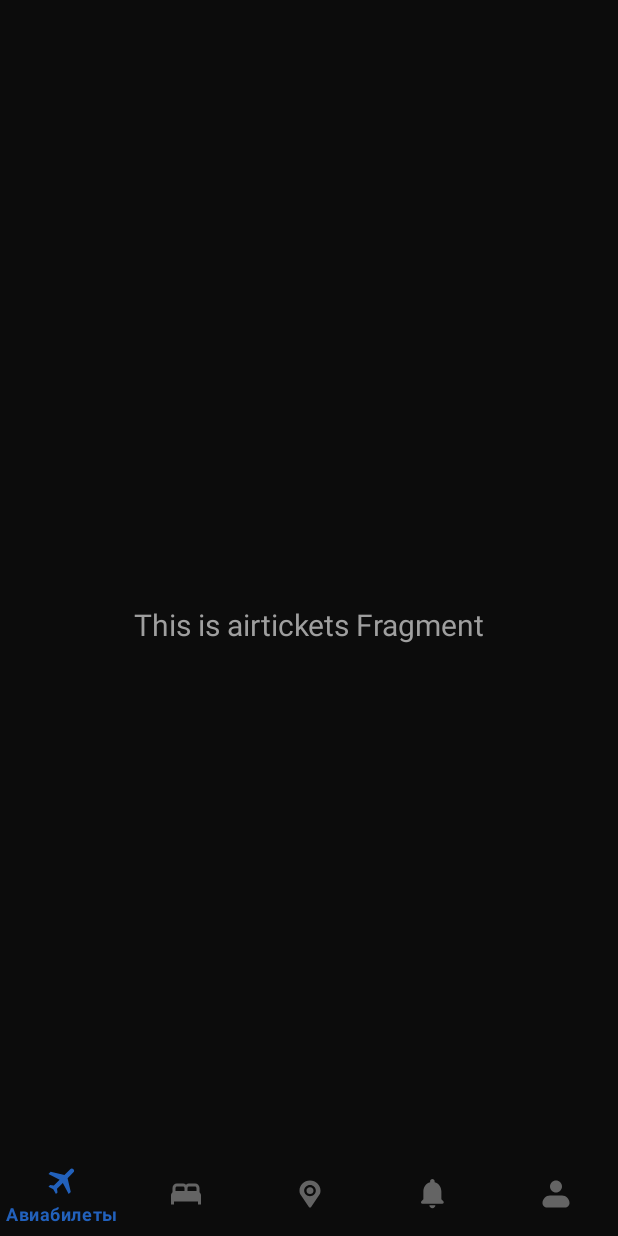
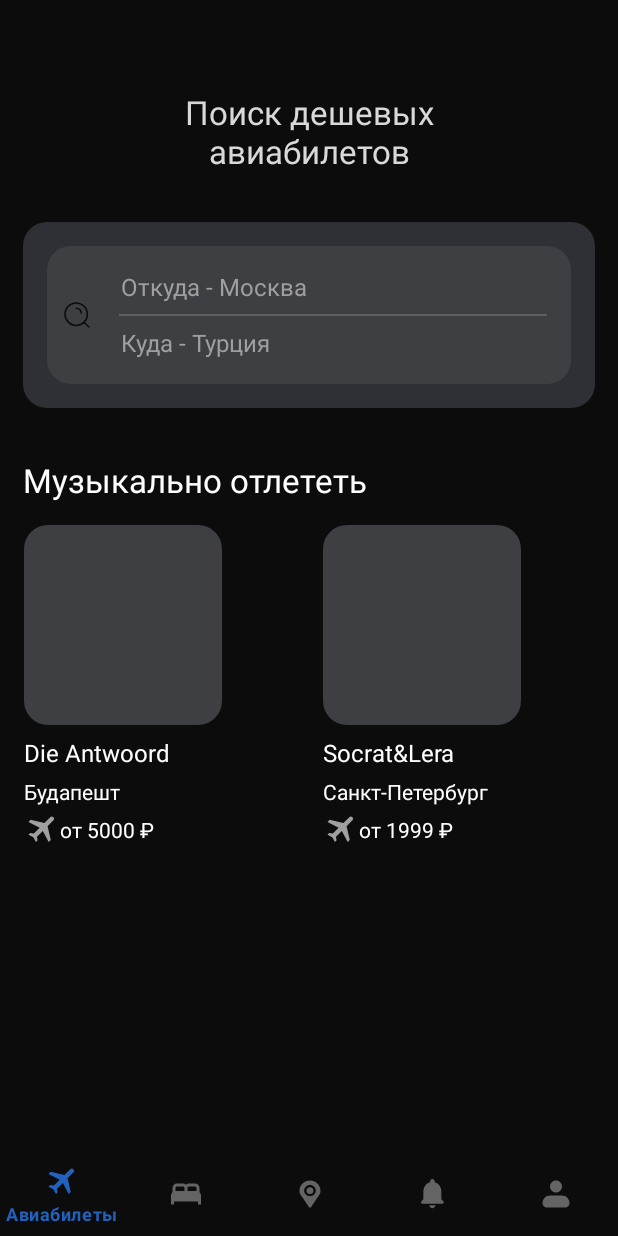
Before and after one commit to Lopatkin-spb/TestTask_TicketsSearch, an Android app: the screen it shows after launch (AppActivity), on a phone screen of 412 x 824 dp. Run offline under Robolectric (Android 15) with nearby library versions, the phone set to English and light mode, and no system bars; our stand-ins replace navigation-ui.

Commit message:
- drawn main screen, added ui offers list logic;

```diff
--- a/app/src/main/java/com/example/testtask_ticketssearch/ui/airtickets/AirticketsFragment.kt
+++ b/app/src/main/java/com/example/testtask_ticketssearch/ui/airtickets/AirticketsFragment.kt
@@ -4,39 +4,56 @@ import android.os.Bundle
 import android.view.LayoutInflater
 import android.view.View
 import android.view.ViewGroup
-import android.widget.TextView
 import androidx.fragment.app.Fragment
 import androidx.lifecycle.ViewModelProvider
+import androidx.recyclerview.widget.LinearLayoutManager
 import com.example.testtask_ticketssearch.databinding.FragmentAirticketsBinding
 
 class AirticketsFragment : Fragment() {
 
+    private lateinit var viewModel: AirticketsViewModel
     private var _binding: FragmentAirticketsBinding? = null
-
-    // This property is only valid between onCreateView and
-    // onDestroyView.
     private val binding get() = _binding!!
+    private val adapter by lazy { OfferAdapter() }
 
     override fun onCreateView(
         inflater: LayoutInflater,
         container: ViewGroup?,
         savedInstanceState: Bundle?
     ): View {
-        val viewModel =
-            ViewModelProvider(this).get(AirticketsViewModel::class.java)
+        viewModel = ViewModelProvider(this).get(AirticketsViewModel::class.java)
 
         _binding = FragmentAirticketsBinding.inflate(inflater, container, false)
         val root: View = binding.root
 
-        val textView: TextView = binding.textStub
-        viewModel.text.observe(viewLifecycleOwner) {
-            textView.text = it
-        }
+        setupList()
+
         return root
+    }
+
+    override fun onResume() {
+        super.onResume()
+        uiStateListener()
     }
 
     override fun onDestroyView() {
         super.onDestroyView()
         _binding = null
     }
+
+    private fun setupList() {
+        binding.recyclerOffers.layoutManager = LinearLayoutManager(
+            activity,
+            LinearLayoutManager.HORIZONTAL,
+            false
+        )
+        binding.recyclerOffers.adapter = adapter
+    }
+
+    private fun uiStateListener() {
+        viewModel.uiState.observe(viewLifecycleOwner) { uiState ->
+            adapter.setList(uiState.offers)
+        }
+    }
+
 }
--- /dev/null
+++ b/app/src/main/java/com/example/testtask_ticketssearch/ui/airtickets/AirticketsUiState.kt
@@ -0,0 +1,5 @@
+package com.example.testtask_ticketssearch.ui.airtickets
+
+data class AirticketsUiState(
+    val offers: List<OfferUi> = emptyList(),
+)
--- a/app/src/main/java/com/example/testtask_ticketssearch/ui/airtickets/AirticketsViewModel.kt
+++ b/app/src/main/java/com/example/testtask_ticketssearch/ui/airtickets/AirticketsViewModel.kt
@@ -6,8 +6,50 @@ import androidx.lifecycle.ViewModel
 
 class AirticketsViewModel : ViewModel() {
 
-    private val _text = MutableLiveData<String>().apply {
-        value = "This is airtickets Fragment"
+    private val _uiState = MutableLiveData(AirticketsUiState())
+    val uiState: LiveData<AirticketsUiState> = _uiState
+
+    init {
+        loadListOffers()
     }
-    val text: LiveData<String> = _text
+
+    fun loadListOffers() {
+        val newUiState = _uiState.value?.copy(
+            listOf(
+                OfferUi(1, "Die Antwoord", "Будапешт", "5000"),
+                OfferUi(2, "Socrat&Lera", "Санкт-Петербург", "1999"),
+                OfferUi(3, "Лампабикт", "Москва", "2430"),
+                OfferUi(3, "Lllllll", "Москва", "3453"),
+                OfferUi(3, "Лампабикт", "Москва", "5566"),
+                OfferUi(3, "Лампабикт", "Москва", "12"),
+                OfferUi(3, "Лампабикт", "Москва", "3"),
+                OfferUi(3, "Лампабикт", "Москва", "989"),
+            )
+        )
+        _uiState.value = newUiState
+    }
+
 }
+
+/**
+ *
+ * 5 - лента с предложениями. Просмотр ленты осуществляется посредством свайпа.
+ * Исходное положение ленты, как на макете. Данные берутся из ответа  сервера. См. JSON.
+ * Данные берутся из массива offers. Каждый отображаемый объект некликабелен.
+ * Объекты отображаются в том порядке, в котором приходят в json. Заголовок берется из поля title,
+ * название города - из поля town, цена - из поля price.value. Цена должна отображаться согласно макету
+ * - с указанными иконками, в цене должно быть разделение между разрядами через пробел.
+ * Изображение хардкодится по id объекта согласно таблице:
+ *
+ * https://run.mocky.io/v3/214a1713-bac0-4853-907c-a1dfc3cd05fd
+ * https://run.mocky.io/v3/214a1713-bac0-4853-907c-a1dfc3cd05fd
+ * возможно отсюда
+ *
+ *
+ * исходник
+ * https://drive.google.com/file/d/1o1nX3uFISrG1gR-jr_03Qlu4_KEZWhav/view?pli=1
+ *
+ *
+ * или из жсона
+ *
+ */
--- /dev/null
+++ b/app/src/main/java/com/example/testtask_ticketssearch/ui/airtickets/OfferAdapter.kt
@@ -0,0 +1,31 @@
+package com.example.testtask_ticketssearch.ui.airtickets
+
+import android.view.LayoutInflater
+import android.view.ViewGroup
+import androidx.recyclerview.widget.RecyclerView
+import com.example.testtask_ticketssearch.databinding.ItemOfferBinding
+
+class OfferAdapter : RecyclerView.Adapter<OfferItem>() {
+
+    private var currentList: List<OfferUi> = emptyList()
+
+    override fun onCreateViewHolder(parent: ViewGroup, viewType: Int): OfferItem {
+        val binding = ItemOfferBinding.inflate(LayoutInflater.from(parent.context), parent, false)
+        return OfferItem(binding)
+    }
+
+    override fun getItemCount(): Int {
+        return currentList.size
+    }
+
+    override fun onBindViewHolder(holder: OfferItem, position: Int) {
+        val itemData = currentList[position]
+        holder.setData(itemData)
+    }
+
+    fun setList(newList: List<OfferUi>) {
+        currentList = newList
+        notifyDataSetChanged()
+    }
+
+}
--- /dev/null
+++ b/app/src/main/java/com/example/testtask_ticketssearch/ui/airtickets/OfferItem.kt
@@ -0,0 +1,23 @@
+package com.example.testtask_ticketssearch.ui.airtickets
+
+import androidx.recyclerview.widget.RecyclerView
+import com.example.testtask_ticketssearch.databinding.ItemOfferBinding
+
+class OfferItem(private val binding: ItemOfferBinding) : RecyclerView.ViewHolder(binding.root) {
+
+    private var data: OfferUi? = null
+
+    fun setData(data: OfferUi) {
+        this.data = data
+        this.data?.let { updateItem() }
+    }
+
+    private fun updateItem() {
+        binding.textTitle.text = data?.title
+        binding.textTown.text = data?.town
+
+        val textWithPrice = "от ${data?.price} ₽"
+        binding.textPrice.text = textWithPrice
+    }
+
+}
--- /dev/null
+++ b/app/src/main/java/com/example/testtask_ticketssearch/ui/airtickets/OfferUi.kt
@@ -0,0 +1,8 @@
+package com.example.testtask_ticketssearch.ui.airtickets
+
+data class OfferUi(
+    val id: Long,
+    val title: String,
+    val town: String,
+    val price: String,
+)
--- /dev/null
+++ b/app/src/main/res/drawable/bg_search_holder_big.xml
@@ -0,0 +1,12 @@
+<?xml version="1.0" encoding="utf-8"?>
+<shape
+        xmlns:android="http://schemas.android.com/apk/res/android"
+        android:shape="rectangle">
+
+    <solid
+            android:color="@color/gray_3"/>
+
+    <corners
+            android:radius="16dp"/>
+
+</shape>
--- /dev/null
+++ b/app/src/main/res/drawable/bg_search_holder_small.xml
@@ -0,0 +1,12 @@
+<?xml version="1.0" encoding="utf-8"?>
+<shape
+        xmlns:android="http://schemas.android.com/apk/res/android"
+        android:shape="rectangle">
+
+    <solid
+            android:color="#3E3F43"/>
+
+    <corners
+            android:radius="16dp"/>
+
+</shape>
--- /dev/null
+++ b/app/src/main/res/drawable/bg_search_separator.xml
@@ -0,0 +1,9 @@
+<?xml version="1.0" encoding="utf-8"?>
+<shape
+        xmlns:android="http://schemas.android.com/apk/res/android"
+        android:shape="rectangle">
+
+    <solid
+            android:color="@color/gray_5"/>
+
+</shape>
--- /dev/null
+++ b/app/src/main/res/drawable/ic_search_24dp.xml
@@ -0,0 +1,15 @@
+<vector
+        xmlns:android="http://schemas.android.com/apk/res/android"
+        android:width="24dp"
+        android:height="24dp"
+        android:viewportWidth="24"
+        android:viewportHeight="24">
+
+    <path
+            android:strokeWidth="1"
+            android:pathData="M16.692,16.8L20,20M11.429,7.429C13.322,7.429 14.857,8.964 14.857,10.857M18.933,11.467C18.933,15.59 15.59,18.933 11.467,18.933C7.343,18.933 4,15.59 4,11.467C4,7.343 7.343,4 11.467,4C15.59,4 18.933,7.343 18.933,11.467Z"
+            android:fillColor="#00000000"
+            android:strokeColor="#DBDBDB"
+            android:strokeLineCap="round"/>
+
+</vector>
--- a/app/src/main/res/layout/fragment_airtickets.xml
+++ b/app/src/main/res/layout/fragment_airtickets.xml
@@ -8,17 +8,116 @@
         tools:context=".ui.airtickets.AirticketsFragment">
 
     <TextView
-            android:id="@+id/text_stub"
             android:layout_width="match_parent"
             android:layout_height="wrap_content"
-            android:layout_marginStart="8dp"
-            android:layout_marginTop="8dp"
-            android:layout_marginEnd="8dp"
+            android:layout_marginHorizontal="94dp"
+            android:layout_marginTop="60dp"
             android:textAlignment="center"
-            android:textSize="20sp"
+            android:textSize="22sp"
+            android:text="@string/title_search"
+            android:textColor="@color/gray_8"
             app:layout_constraintEnd_toEndOf="parent"
             app:layout_constraintStart_toStartOf="parent"
+            app:layout_constraintTop_toTopOf="parent"/>
+
+    <androidx.constraintlayout.widget.ConstraintLayout
+            android:layout_width="match_parent"
+            android:layout_height="wrap_content"
+            android:layout_marginTop="148dp"
+            android:layout_marginHorizontal="15dp"
+            android:background="@drawable/bg_search_holder_big"
             app:layout_constraintTop_toTopOf="parent"
-            app:layout_constraintBottom_toBottomOf="parent"/>
+            app:layout_constraintStart_toStartOf="parent"
+            app:layout_constraintEnd_toEndOf="parent">
+
+        <androidx.constraintlayout.widget.ConstraintLayout
+                android:layout_width="match_parent"
+                android:layout_height="wrap_content"
+                android:layout_margin="16dp"
+                android:background="@drawable/bg_search_holder_small"
+                app:layout_constraintTop_toTopOf="parent"
+                app:layout_constraintStart_toStartOf="parent"
+                app:layout_constraintEnd_toEndOf="parent"
+                app:layout_constraintBottom_toBottomOf="parent">
+
+            <ImageView
+                    android:layout_width="wrap_content"
+                    android:layout_height="wrap_content"
+                    android:layout_marginVertical="33dp"
+                    android:layout_marginHorizontal="8dp"
+                    android:background="@drawable/ic_search_24dp"
+                    android:backgroundTint="@color/black"
+                    app:layout_constraintTop_toTopOf="parent"
+                    app:layout_constraintStart_toStartOf="parent"
+                    app:layout_constraintBottom_toBottomOf="parent"/>
+
+            <ImageView
+                    android:id="@+id/image_search_separator"
+                    android:layout_width="match_parent"
+                    android:layout_height="1dp"
+                    android:layout_marginVertical="45dp"
+                    android:layout_marginStart="48dp"
+                    android:layout_marginEnd="16dp"
+                    android:background="@drawable/bg_search_separator"
+                    app:layout_constraintTop_toTopOf="parent"
+                    app:layout_constraintStart_toStartOf="parent"
+                    app:layout_constraintBottom_toBottomOf="parent"/>
+
+            <EditText
+                    android:id="@+id/action_place_departure"
+                    android:layout_width="0dp"
+                    android:layout_height="wrap_content"
+                    android:layout_marginTop="16dp"
+                    android:layout_marginStart="49dp"
+                    android:background="@android:color/transparent"
+                    android:hint="@string/action_place_departure"
+                    android:textColorHint="@color/text_hint"
+                    android:textSize="16sp"
+                    android:textColor="@color/white"
+                    app:layout_constraintTop_toTopOf="parent"
+                    app:layout_constraintStart_toStartOf="parent"
+                    app:layout_constraintEnd_toEndOf="@id/image_search_separator"/>
+
+            <EditText
+                    android:id="@+id/action_place_arrival"
+                    android:layout_width="0dp"
+                    android:layout_height="wrap_content"
+                    android:layout_marginTop="53dp"
+                    android:layout_marginStart="49dp"
+                    android:background="@android:color/transparent"
+                    android:hint="@string/action_place_arrival"
+                    android:textColorHint="@color/text_hint"
+                    android:textSize="16sp"
+                    android:textColor="@color/white"
+                    app:layout_constraintTop_toTopOf="parent"
+                    app:layout_constraintStart_toStartOf="parent"
+                    app:layout_constraintEnd_toEndOf="@id/image_search_separator"/>
+
+        </androidx.constraintlayout.widget.ConstraintLayout>
+
+    </androidx.constraintlayout.widget.ConstraintLayout>
+
+    <TextView
+            android:layout_width="match_parent"
+            android:layout_height="wrap_content"
+            android:layout_marginHorizontal="15dp"
+            android:layout_marginTop="305dp"
+            android:textSize="22sp"
+            android:text="@string/header_offers"
+            android:textColor="@color/white"
+            app:layout_constraintEnd_toEndOf="parent"
+            app:layout_constraintStart_toStartOf="parent"
+            app:layout_constraintTop_toTopOf="parent"/>
+
+    <androidx.recyclerview.widget.RecyclerView
+            android:id="@+id/recycler_offers"
+            android:layout_width="match_parent"
+            android:layout_height="213.16dp"
+            android:layout_marginTop="350dp"
+            android:layout_marginHorizontal="16dp"
+            app:layout_constraintTop_toTopOf="parent"
+            app:layout_constraintStart_toStartOf="parent"
+            app:layout_constraintEnd_toEndOf="parent"
+            tools:itemCount="5"/>
 
 </androidx.constraintlayout.widget.ConstraintLayout>
--- /dev/null
+++ b/app/src/main/res/layout/item_offer.xml
@@ -0,0 +1,65 @@
+<?xml version="1.0" encoding="utf-8"?>
+<androidx.constraintlayout.widget.ConstraintLayout
+        xmlns:android="http://schemas.android.com/apk/res/android"
+        xmlns:app="http://schemas.android.com/apk/res-auto"
+        xmlns:tools="http://schemas.android.com/tools"
+        android:layout_width="wrap_content"
+        android:layout_height="213.16dp">
+
+    <ImageView
+            android:id="@+id/image_photo"
+            android:layout_width="132dp"
+            android:layout_height="133.16dp"
+            android:layout_marginEnd="67dp"
+            android:background="@drawable/bg_search_holder_small"
+            app:layout_constraintTop_toTopOf="parent"
+            app:layout_constraintStart_toStartOf="parent"
+            app:layout_constraintEnd_toEndOf="parent"/>
+
+    <TextView
+            android:id="@+id/text_title"
+            android:layout_width="0dp"
+            android:layout_height="wrap_content"
+            android:layout_marginTop="7dp"
+            android:textColor="@color/white"
+            android:textSize="16sp"
+            app:layout_constraintTop_toBottomOf="@id/image_photo"
+            app:layout_constraintStart_toStartOf="@id/image_photo"
+            app:layout_constraintEnd_toEndOf="@id/image_photo"
+            tools:text="Die Antwoord"/>
+
+    <TextView
+            android:id="@+id/text_town"
+            android:layout_width="0dp"
+            android:layout_height="wrap_content"
+            android:layout_marginTop="5dp"
+            android:textColor="@color/white"
+            android:textSize="14sp"
+            app:layout_constraintTop_toBottomOf="@id/text_title"
+            app:layout_constraintStart_toStartOf="@id/image_photo"
+            app:layout_constraintEnd_toEndOf="@id/image_photo"
+            tools:text="Будапешт"/>
+
+    <ImageView
+            android:id="@+id/image_price"
+            android:layout_width="wrap_content"
+            android:layout_height="wrap_content"
+            android:layout_marginTop="5dp"
+            android:src="@drawable/ic_air_24dp"
+            app:tint="@color/gray_6"
+            app:layout_constraintTop_toBottomOf="@id/text_town"
+            app:layout_constraintStart_toStartOf="@id/image_photo"
+            app:layout_constraintBottom_toBottomOf="parent"/>
+
+    <TextView
+            android:id="@+id/text_price"
+            android:layout_width="wrap_content"
+            android:layout_height="wrap_content"
+            android:textColor="@color/white"
+            android:textSize="14sp"
+            app:layout_constraintStart_toEndOf="@id/image_price"
+            app:layout_constraintTop_toTopOf="@id/image_price"
+            app:layout_constraintBottom_toBottomOf="@id/image_price"
+            tools:text="от 22 264 ₽"/>
+
+</androidx.constraintlayout.widget.ConstraintLayout>
--- a/app/src/main/res/values/colors.xml
+++ b/app/src/main/res/values/colors.xml
@@ -2,12 +2,16 @@
 <resources>
 
     <color name="white">#FFFFFFFF</color>
+    <color name="gray_3">#2F3035</color>
+    <color name="gray_5">#5E5F61</color>
     <color name="gray_6">#9F9F9F</color>
+    <color name="gray_8">#D9D9D9</color>
+    <color name="blue">#2261BC</color>
     <color name="black">#0C0C0C</color>
-    <color name="blue">#2261BC</color>
 
     <color name="app_background">@color/black</color>
     <color name="item_active">@color/blue</color>
     <color name="item_inactive">@color/gray_6</color>
+    <color name="text_hint">@color/gray_6</color>
 
 </resources>
--- a/app/src/main/res/values/strings.xml
+++ b/app/src/main/res/values/strings.xml
@@ -6,10 +6,15 @@
     <string name="title_shorter">Короче</string>
     <string name="title_subscriptions">Подписки</string>
     <string name="title_profile">Профиль</string>
+    <string name="title_search">Поиск дешевых авиабилетов</string>
 
     <string name="action_airtickets">Авиабилеты</string>
     <string name="action_hotels">Отели</string>
     <string name="action_shorter">Короче</string>
     <string name="action_subscriptions">Подписки</string>
     <string name="action_profile">Профиль</string>
+    <string name="action_place_departure">Откуда - Москва</string>
+    <string name="action_place_arrival">Куда - Турция</string>
+
+    <string name="header_offers">Музыкально отлететь</string>
 </resources>
```
